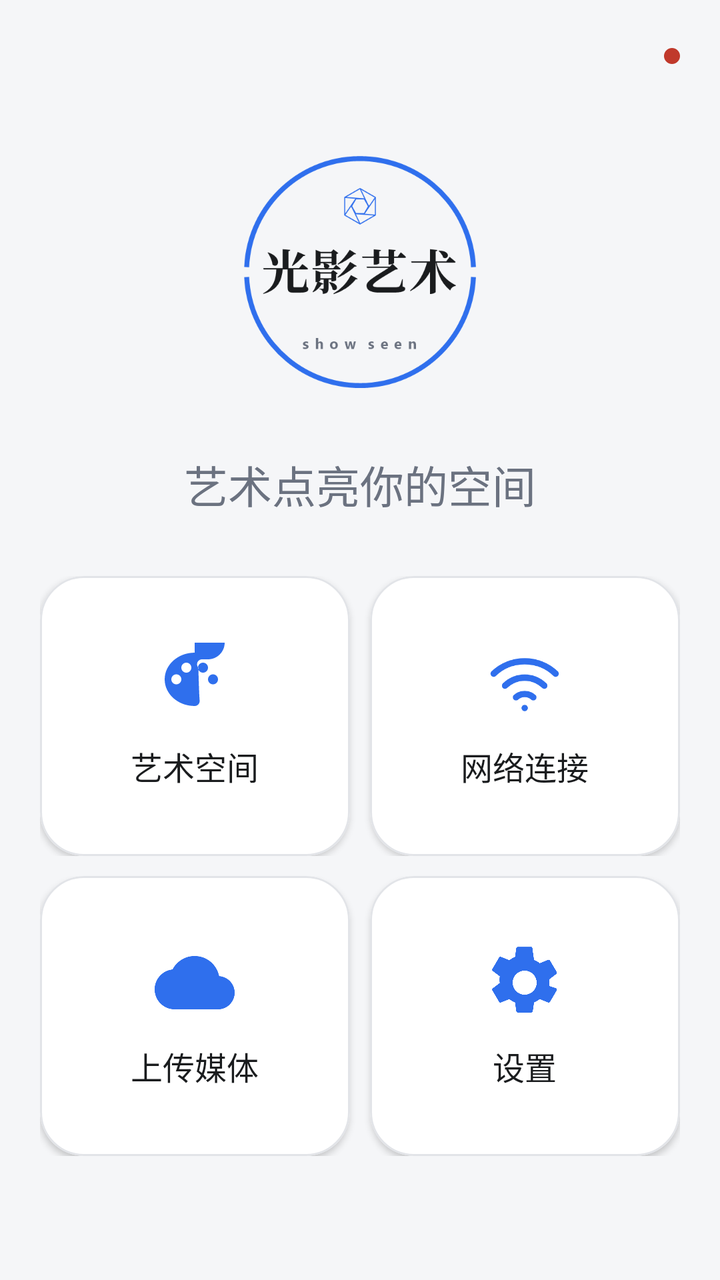
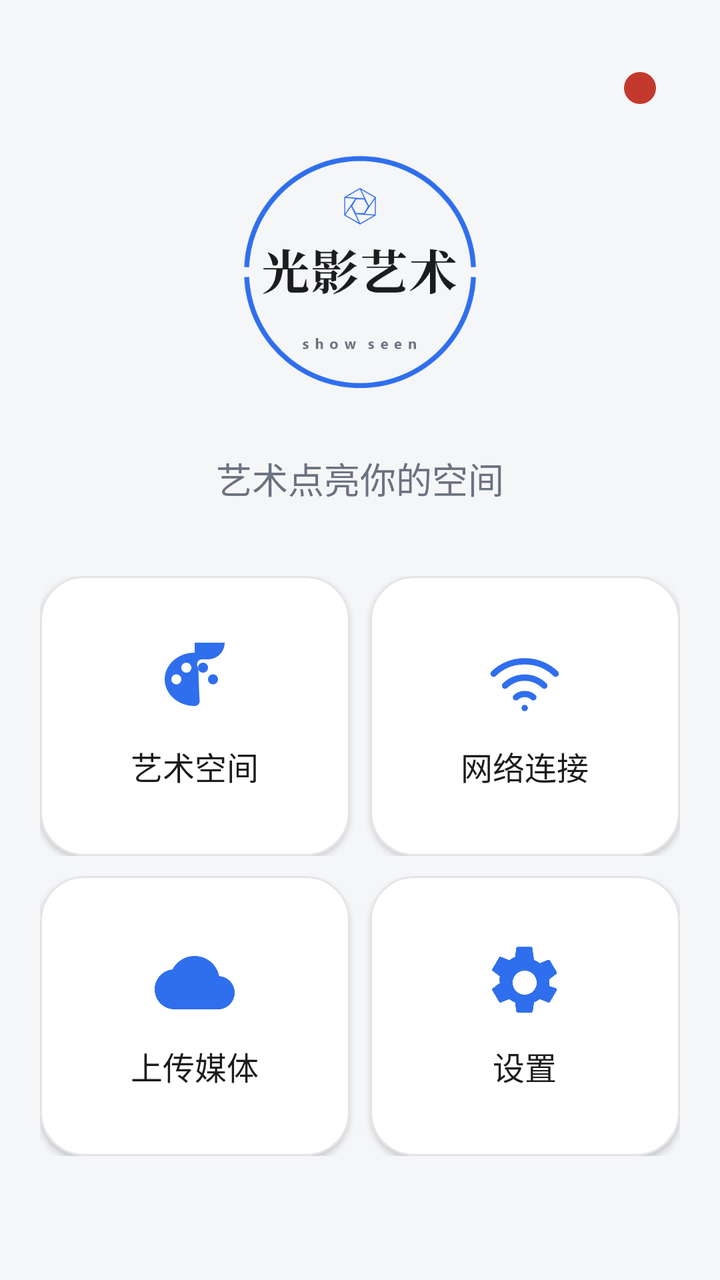

Screens rendered from an Android XML layout before and after an edit, with the pre-edit source and the edit as a unified diff.
<!-- AndroidManifest.xml: application theme Theme.LightShadowArtPhone -->
<!-- res/layout/view_dashboard.xml -->
<?xml version="1.0" encoding="utf-8"?>
<LinearLayout xmlns:android="http://schemas.android.com/apk/res/android"
    xmlns:app="http://schemas.android.com/apk/res-auto"
    android:layout_width="match_parent"
    android:layout_height="match_parent"
    android:background="@color/app_bg"
    android:orientation="vertical">

    <ScrollView
        android:layout_width="match_parent"
        android:layout_height="0dp"
        android:layout_weight="1"
        android:clipToPadding="false"
        android:fillViewport="true">

        <LinearLayout
            android:layout_width="match_parent"
            android:layout_height="wrap_content"
            android:orientation="vertical"
            android:paddingStart="@dimen/page_horizontal_padding"
            android:paddingTop="@dimen/page_vertical_padding"
            android:paddingEnd="@dimen/page_horizontal_padding"
            android:paddingBottom="@dimen/page_vertical_padding">

            
            <RelativeLayout
                android:layout_width="match_parent"
                android:layout_height="wrap_content">

                <LinearLayout
                    android:layout_width="match_parent"
                    android:layout_height="wrap_content"
                    android:gravity="center_horizontal"
                    android:orientation="vertical">

                    <ImageView
                        android:id="@+id/iv_dashboard_logo"
                        android:layout_width="@dimen/dashboard_logo_size"
                        android:layout_height="@dimen/dashboard_logo_size"
                        android:layout_marginTop="@dimen/dashboard_brand_top_offset"
                        android:contentDescription="@null"
                        android:scaleType="fitCenter"
                        android:src="@drawable/ic_brand_logo" />

                    <TextView
                        android:id="@+id/tv_dashboard_subtitle"
                        style="@style/Text.Body"
                        android:layout_width="wrap_content"
                        android:layout_height="wrap_content"
                        android:layout_marginTop="@dimen/dashboard_brand_gap"
                        android:text="@string/welcome_subtitle"
                        android:textColor="@color/text_secondary"
                        android:textSize="@dimen/text_dashboard_subtitle" />
                </LinearLayout>

                <View
                    android:id="@+id/view_dashboard_dot"
                    android:layout_width="@dimen/dashboard_dot_size"
                    android:layout_height="@dimen/dashboard_dot_size"
                    android:layout_alignParentEnd="true"
                    android:layout_alignParentTop="true"
                    android:background="@drawable/dot_session" />
            </RelativeLayout>

            
            <Space
                android:layout_width="match_parent"
                android:layout_height="0dp"
                android:layout_weight="1" />

            
            <LinearLayout
                android:layout_width="match_parent"
                android:layout_height="wrap_content"
                android:layout_marginTop="@dimen/dashboard_card_group_min_gap"
                android:baselineAligned="false"
                android:orientation="horizontal">

                <com.google.android.material.card.MaterialCardView
                    android:id="@+id/card_gallery"
                    style="@style/SurfaceCard.Clickable"
                    android:layout_width="0dp"
                    android:layout_height="@dimen/dashboard_card_height"
                    android:layout_weight="1">

                    <LinearLayout
                        android:layout_width="match_parent"
                        android:layout_height="match_parent"
                        android:gravity="center"
                        android:orientation="vertical"
                        android:padding="@dimen/card_padding">

                        <ImageView
                            android:layout_width="@dimen/icon_badge_box"
                            android:layout_height="@dimen/icon_badge_box"
                            android:contentDescription="@null"
                            android:src="@drawable/ic_palette"
                            app:tint="@color/primary_blue" />

                        <TextView
                            style="@style/Text.RowTitle"
                            android:layout_width="match_parent"
                            android:layout_height="wrap_content"
                            android:layout_marginTop="@dimen/item_gap"
                            android:gravity="center"
                            android:maxLines="2"
                            android:text="@string/space_title" />
                    </LinearLayout>
                </com.google.android.material.card.MaterialCardView>

                <com.google.android.material.card.MaterialCardView
                    android:id="@+id/card_network"
                    style="@style/SurfaceCard.Clickable"
                    android:layout_width="0dp"
                    android:layout_height="@dimen/dashboard_card_height"
                    android:layout_marginStart="@dimen/item_gap"
                    android:layout_weight="1">

                    <LinearLayout
                        android:layout_width="match_parent"
                        android:layout_height="match_parent"
                        android:gravity="center"
                        android:orientation="vertical"
                        android:padding="@dimen/card_padding">

                        <ImageView
                            android:layout_width="@dimen/icon_badge_box"
                            android:layout_height="@dimen/icon_badge_box"
                            android:contentDescription="@null"
                            android:src="@drawable/ic_network"
                            app:tint="@color/primary_blue" />

                        <TextView
                            style="@style/Text.RowTitle"
                            android:layout_width="match_parent"
                            android:layout_height="wrap_content"
                            android:layout_marginTop="@dimen/item_gap"
                            android:gravity="center"
                            android:maxLines="2"
                            android:text="@string/network_title" />
                    </LinearLayout>
                </com.google.android.material.card.MaterialCardView>
            </LinearLayout>

            
            <LinearLayout
                android:layout_width="match_parent"
                android:layout_height="wrap_content"
                android:layout_marginTop="@dimen/item_gap"
                android:layout_marginBottom="@dimen/dashboard_card_group_bottom_gap"
                android:baselineAligned="false"
                android:orientation="horizontal">

                <com.google.android.material.card.MaterialCardView
                    android:id="@+id/card_upload"
                    style="@style/SurfaceCard.Clickable"
                    android:layout_width="0dp"
                    android:layout_height="@dimen/dashboard_card_height"
                    android:layout_weight="1">

                    <LinearLayout
                        android:layout_width="match_parent"
                        android:layout_height="match_parent"
                        android:gravity="center"
                        android:orientation="vertical"
                        android:padding="@dimen/card_padding">

                        <ImageView
                            android:layout_width="@dimen/icon_badge_box"
                            android:layout_height="@dimen/icon_badge_box"
                            android:contentDescription="@null"
                            android:src="@drawable/ic_upload_cloud"
                            app:tint="@color/primary_blue" />

                        <TextView
                            style="@style/Text.RowTitle"
                            android:layout_width="match_parent"
                            android:layout_height="wrap_content"
                            android:layout_marginTop="@dimen/item_gap"
                            android:gravity="center"
                            android:maxLines="2"
                            android:text="@string/dashboard_upload_media" />
                    </LinearLayout>
                </com.google.android.material.card.MaterialCardView>

                <com.google.android.material.card.MaterialCardView
                    android:id="@+id/card_settings"
                    style="@style/SurfaceCard.Clickable"
                    android:layout_width="0dp"
                    android:layout_height="@dimen/dashboard_card_height"
                    android:layout_marginStart="@dimen/item_gap"
                    android:layout_weight="1">

                    <LinearLayout
                        android:layout_width="match_parent"
                        android:layout_height="match_parent"
                        android:gravity="center"
                        android:orientation="vertical"
                        android:padding="@dimen/card_padding">

                        <ImageView
                            android:layout_width="@dimen/icon_badge_box"
                            android:layout_height="@dimen/icon_badge_box"
                            android:contentDescription="@null"
                            android:src="@drawable/ic_settings_gear"
                            app:tint="@color/primary_blue" />

                        <TextView
                            style="@style/Text.RowTitle"
                            android:layout_width="match_parent"
                            android:layout_height="wrap_content"
                            android:layout_marginTop="@dimen/item_gap"
                            android:gravity="center"
                            android:maxLines="2"
                            android:text="@string/dashboard_frame_settings" />
                    </LinearLayout>
                </com.google.android.material.card.MaterialCardView>
            </LinearLayout>

            
            <com.google.android.material.button.MaterialButton
                android:id="@+id/btn_studio_folder"
                style="@style/PillButton.Outlined"
                android:layout_width="match_parent"
                android:layout_height="wrap_content"
                android:layout_marginTop="@dimen/section_gap"
                android:text="@string/action_studio_folder"
                android:visibility="gone" />
        </LinearLayout>
    </ScrollView>

    
    <com.google.android.material.card.MaterialCardView
        android:id="@+id/card_uploads"
        style="@style/SurfaceCard"
        android:layout_width="match_parent"
        android:layout_height="wrap_content"
        android:layout_marginStart="@dimen/page_horizontal_padding"
        android:layout_marginEnd="@dimen/page_horizontal_padding"
        android:layout_marginBottom="@dimen/item_gap"
        android:visibility="gone">

        <LinearLayout
            android:layout_width="match_parent"
            android:layout_height="wrap_content"
            android:orientation="vertical"
            android:padding="@dimen/card_padding">

            <TextView
                android:id="@+id/tv_upload_summary"
                style="@style/Text.RowTitle"
                android:layout_width="match_parent"
                android:layout_height="wrap_content"
                android:text="@string/upload_summary_empty" />

            <androidx.recyclerview.widget.RecyclerView
                android:id="@+id/recycler_uploads"
                android:layout_width="match_parent"
                android:layout_height="160dp"
                android:layout_marginTop="8dp"
                android:clipToPadding="false" />
        </LinearLayout>
    </com.google.android.material.card.MaterialCardView>
</LinearLayout>
<!-- resources referenced by this layout -->
<resources>
  <color name="app_bg">#F5F6F8</color>
  <color name="primary_blue">#2F6FED</color>
  <color name="text_secondary">#6B7280</color>
  <dimen name="card_padding">18dp</dimen>
  <dimen name="dashboard_brand_gap">32dp</dimen>
  <dimen name="dashboard_brand_top_offset">54dp</dimen>
  <dimen name="dashboard_card_group_bottom_gap">38dp</dimen>
  <dimen name="dashboard_card_group_min_gap">28dp</dimen>
  <dimen name="dashboard_card_height">140dp</dimen>
  <dimen name="dashboard_dot_size">8dp</dimen>
  <dimen name="dashboard_logo_size">116dp</dimen>
  <dimen name="icon_badge_box">40dp</dimen>
  <dimen name="item_gap">10dp</dimen>
  <dimen name="page_horizontal_padding">20dp</dimen>
  <dimen name="page_vertical_padding">24dp</dimen>
  <dimen name="section_gap">14dp</dimen>
  <dimen name="text_dashboard_subtitle">22sp</dimen>
  <!-- drawable dot_session (drawable) -->
  <?xml version="1.0" encoding="utf-8"?>
  <shape xmlns:android="http://schemas.android.com/apk/res/android"
      android:shape="oval">
      <solid android:color="@color/status_destructive" />
  </shape>
  <string name="action_studio_folder">新建客户文件夹</string>
  <string name="dashboard_frame_settings">设置</string>
  <string name="dashboard_upload_media">上传媒体</string>
  <string name="network_title">网络连接</string>
  <string name="space_title">艺术空间</string>
  <string name="upload_summary_empty">选择文件后自动上传到设备</string>
  <string name="welcome_subtitle">艺术点亮你的空间</string>
  <style name="PillButton.Outlined" parent="Widget.Material3.Button.OutlinedButton">
          <item name="android:minHeight">@dimen/touch_min_height</item>
          <item name="android:insetTop">0dp</item>
          <item name="android:insetBottom">0dp</item>
          <item name="android:textSize">@dimen/text_button</item>
          <item name="android:textAllCaps">false</item>
          <item name="cornerRadius">@dimen/corner_pill</item>
          <item name="strokeColor">@color/primary_blue</item>
          <item name="android:textColor">@color/primary_blue</item>
      </style>
  <style name="SurfaceCard" parent="Widget.Material3.CardView.Elevated">
          <item name="cardBackgroundColor">@color/card_bg</item>
          <item name="cardCornerRadius">@dimen/corner_large</item>
          <item name="cardElevation">@dimen/card_elevation</item>
          <item name="strokeColor">@color/divider_stroke</item>
          <item name="strokeWidth">@dimen/divider_width</item>
      </style>
  <style name="SurfaceCard.Clickable" parent="SurfaceCard">
          <item name="android:clickable">true</item>
          <item name="android:focusable">true</item>
          <item name="android:foreground">?attr/selectableItemBackground</item>
      </style>
  <style name="Text.Body" parent="">
          <item name="android:textColor">@color/text_primary</item>
          <item name="android:textSize">@dimen/text_body</item>
          <item name="android:lineSpacingMultiplier">1.15</item>
      </style>
  <style name="Text.RowTitle" parent="">
          <item name="android:textColor">@color/text_primary</item>
          <item name="android:textSize">@dimen/text_row_title</item>
      </style>
  <color name="status_destructive">#C0392B</color>
  <color name="text_primary">#1A1C1E</color>
  <dimen name="touch_min_height">48dp</dimen>
  <dimen name="text_button">15sp</dimen>
  <dimen name="corner_pill">28dp</dimen>
  <color name="card_bg">#FFFFFF</color>
  <dimen name="corner_large">22dp</dimen>
  <dimen name="card_elevation">2dp</dimen>
  <color name="divider_stroke">#E2E4E8</color>
  <dimen name="divider_width">1dp</dimen>
  <dimen name="text_body">15sp</dimen>
  <dimen name="text_row_title">16sp</dimen>
  <color name="on_primary">#FFFFFF</color>
  <color name="primary_soft">#E9EFFD</color>
  <color name="card_tint">#F5F6F8</color>
  <!-- unchanged entries left out for length: 6 -->
</resources>

<!-- the commit's change to res/layout/view_dashboard.xml (unified diff, before → after) -->
@@ -59,6 +59,8 @@
                     android:layout_height="@dimen/dashboard_dot_size"
                     android:layout_alignParentEnd="true"
                     android:layout_alignParentTop="true"
+                    android:layout_marginEnd="@dimen/dashboard_dot_inset"
+                    android:layout_marginTop="@dimen/dashboard_dot_inset"
                     android:background="@drawable/dot_session" />
             </RelativeLayout>
 
<!-- resource entries referenced after the edit -->
@@ -9,14 +9,15 @@
   <dimen name="dashboard_card_group_bottom_gap">38dp</dimen>
   <dimen name="dashboard_card_group_min_gap">28dp</dimen>
   <dimen name="dashboard_card_height">140dp</dimen>
-  <dimen name="dashboard_dot_size">8dp</dimen>
+  <dimen name="dashboard_dot_inset">12dp</dimen>
+  <dimen name="dashboard_dot_size">16dp</dimen>
   <dimen name="dashboard_logo_size">116dp</dimen>
   <dimen name="icon_badge_box">40dp</dimen>
   <dimen name="item_gap">10dp</dimen>
   <dimen name="page_horizontal_padding">20dp</dimen>
   <dimen name="page_vertical_padding">24dp</dimen>
   <dimen name="section_gap">14dp</dimen>
-  <dimen name="text_dashboard_subtitle">22sp</dimen>
+  <dimen name="text_dashboard_subtitle">18sp</dimen>
   <!-- drawable dot_session (drawable) -->
   <?xml version="1.0" encoding="utf-8"?>
   <shape xmlns:android="http://schemas.android.com/apk/res/android"
